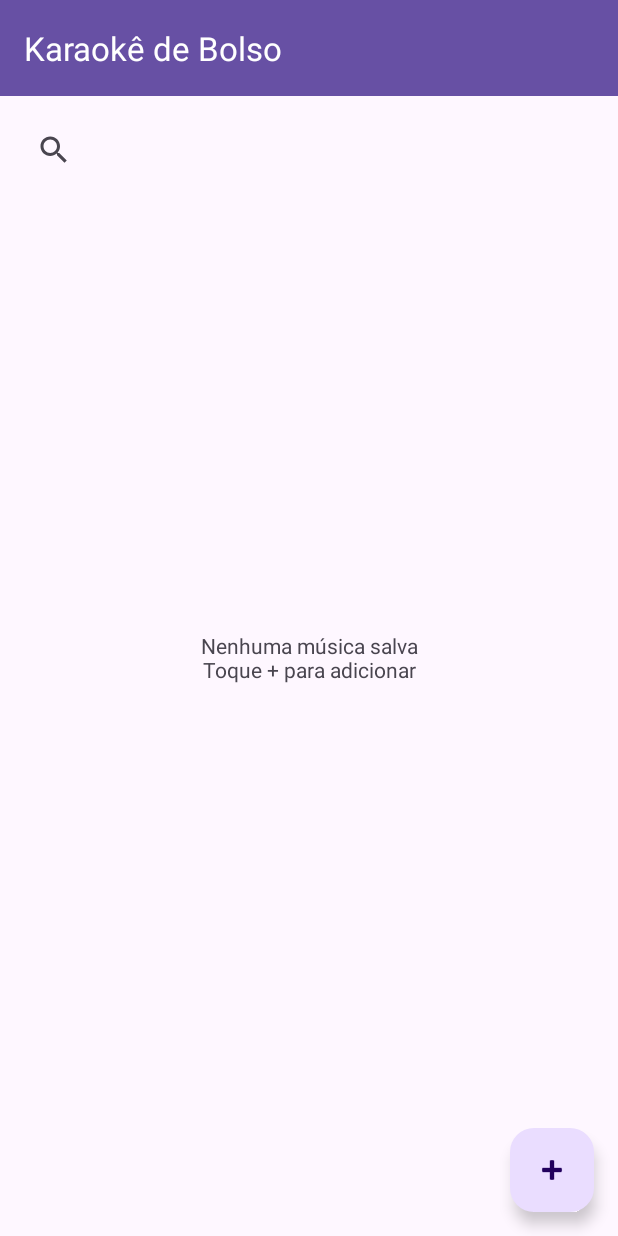
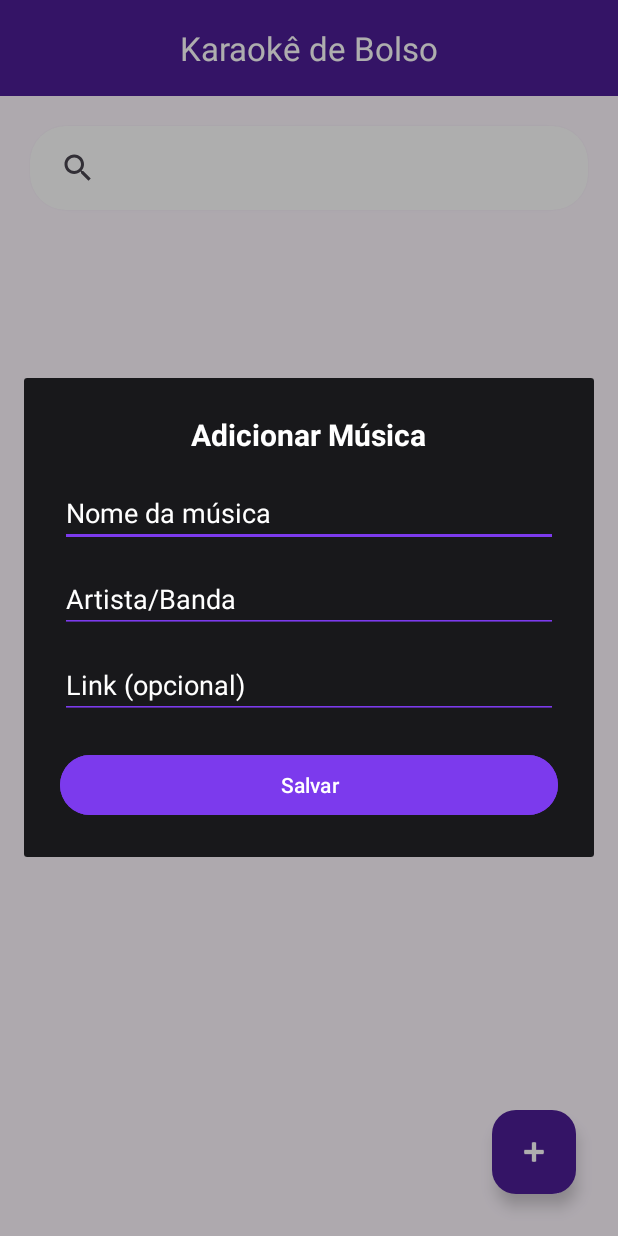
Before and after one commit to marcosordnael/Karaok-de-Bolso, an Android app: the screen it shows after launch (MainActivity), after a tap on "Adicionar música", on a phone screen of 412 x 824 dp. Run offline under Robolectric (Android 15) with nearby library versions, the phone set to English and light mode, and no system bars.

Commit message:
Criação da tela de adicionar música e melhorias visuais: nova paleta dark, ajuste de status bar, strings no resources, layout do formulário, integração do botão +.

```diff
--- /dev/null
+++ b/app/src/main/java/com/marcosdev/karaokdebolso/AddSongDialogFragment.kt
@@ -0,0 +1,52 @@
+package com.marcosdev.karaokdebolso
+
+import android.os.Bundle
+import android.view.LayoutInflater
+import android.view.View
+import android.view.ViewGroup
+import android.widget.Toast
+import androidx.fragment.app.DialogFragment
+import com.marcosdev.karaokdebolso.databinding.AddSongDialogBinding
+
+class AddSongDialogFragment(private val onSongAdded: (title: String, artist: String, link: String) -> Unit) : DialogFragment() {
+    private var _binding: AddSongDialogBinding? = null
+    private val binding get() = _binding!!
+
+    override fun onCreateView(
+        inflater: LayoutInflater, container: ViewGroup?, savedInstanceState: Bundle?
+    ): View? {
+        _binding = AddSongDialogBinding.inflate(inflater, container, false)
+        return binding.root
+    }
+
+    override fun onViewCreated(view: View, savedInstanceState: Bundle?) {
+        super.onViewCreated(view, savedInstanceState)
+        binding.btnSave.setOnClickListener {
+            val title = binding.etTitle.text.toString().trim()
+            val artist = binding.etArtist.text.toString().trim()
+            val link = binding.etLink.text.toString().trim()
+            if (title.isEmpty()) {
+                Toast.makeText(requireContext(), "Informe o nome da música", Toast.LENGTH_SHORT).show()
+                return@setOnClickListener
+            }
+            onSongAdded(title, artist, link)
+            dismiss()
+        }
+    }
+
+    override fun onDestroyView() {
+        super.onDestroyView()
+        _binding = null
+    }
+
+    override fun onStart() {
+        super.onStart()
+        dialog?.window?.setLayout(ViewGroup.LayoutParams.MATCH_PARENT, ViewGroup.LayoutParams.WRAP_CONTENT)
+    }
+
+    companion object {
+        fun newInstance(onSongAdded: (title: String, artist: String, link: String) -> Unit): AddSongDialogFragment {
+            return AddSongDialogFragment(onSongAdded)
+        }
+    }
+}
--- a/app/src/main/java/com/marcosdev/karaokdebolso/MainActivity.kt
+++ b/app/src/main/java/com/marcosdev/karaokdebolso/MainActivity.kt
@@ -1,8 +1,10 @@
 package com.marcosdev.karaokdebolso
 
 import android.os.Bundle
+import android.os.Build
 import androidx.activity.enableEdgeToEdge
 import androidx.appcompat.app.AppCompatActivity
+import androidx.core.content.ContextCompat
 import androidx.core.view.ViewCompat
 import androidx.core.view.WindowInsetsCompat
 import com.marcosdev.karaokdebolso.databinding.ActivityMainBinding
@@ -17,6 +19,9 @@ class MainActivity : AppCompatActivity() {
         binding = ActivityMainBinding.inflate(layoutInflater)
         setContentView(binding.root)
 
+        // Ajusta padding para status bar e navigation bar
+        window.statusBarColor = ContextCompat.getColor(this, R.color.roxo_escuro)
+
         if (savedInstanceState == null) {
             supportFragmentManager.beginTransaction()
                 .replace(R.id.fragment_container, SongListFragment())
--- a/app/src/main/java/com/marcosdev/karaokdebolso/SongListFragment.kt
+++ b/app/src/main/java/com/marcosdev/karaokdebolso/SongListFragment.kt
@@ -10,12 +10,17 @@ import android.widget.Toast
 import androidx.recyclerview.widget.LinearLayoutManager
 import com.marcosdev.karaokdebolso.adapter.SongAdapter
 import com.marcosdev.karaokdebolso.databinding.FragmentSongListBinding
+import androidx.core.view.ViewCompat
+import androidx.core.view.WindowInsetsCompat
+import com.marcosdev.karaokdebolso.model.Song
+import com.marcosdev.karaokdebolso.AddSongDialogFragment
 
 class SongListFragment : Fragment() {
     private var _binding: FragmentSongListBinding? = null
     private val binding get() = _binding!!
 
     private lateinit var adapter: SongAdapter
+    private val songs = mutableListOf<Song>()
 
     override fun onCreateView(
         inflater: LayoutInflater, container: ViewGroup?,
@@ -28,17 +33,28 @@ class SongListFragment : Fragment() {
     override fun onViewCreated(view: View, savedInstanceState: Bundle?) {
         super.onViewCreated(view, savedInstanceState)
 
+        // Ajusta padding para status bar e navigation bar
+        ViewCompat.setOnApplyWindowInsetsListener(binding.songListRoot) { v, insets ->
+            val systemBars = insets.getInsets(WindowInsetsCompat.Type.systemBars())
+            v.setPadding(0, systemBars.top, 0, systemBars.bottom)
+            insets
+        }
+
         binding.recyclerSongs.layoutManager = LinearLayoutManager(requireContext())
         adapter = SongAdapter(
-            emptyList(),
+            songs,
             onItemClick = { /* TODO: ação ao clicar no item */ },
             onLinkClick = { /* TODO: ação ao clicar no link */ }
         )
         binding.recyclerSongs.adapter = adapter
 
         binding.fabAddSong.setOnClickListener {
-            // TODO: navegar para AddEditSongFragment
-            Toast.makeText(requireContext(), "Adicionar música", Toast.LENGTH_SHORT).show()
+            AddSongDialogFragment.newInstance { title, artist, link ->
+                val song = Song(title = title, artist = artist, link = link)
+                songs.add(song)
+                adapter.notifyItemInserted(songs.size - 1)
+                binding.emptyState.visibility = View.GONE
+            }.show(parentFragmentManager, "AddSongDialog")
         }
 
         binding.searchView.setOnQueryTextListener(object : SearchView.OnQueryTextListener {
--- /dev/null
+++ b/app/src/main/res/drawable/bg_empty_state_modern.xml
@@ -0,0 +1,7 @@
+<?xml version="1.0" encoding="utf-8"?>
+<shape xmlns:android="http://schemas.android.com/apk/res/android"
+    android:shape="rectangle">
+    <solid android:color="@color/white"/>
+    <corners android:radius="20dp"/>
+    <stroke android:width="1dp" android:color="@color/roxo_escuro"/>
+</shape>
--- /dev/null
+++ b/app/src/main/res/drawable/bg_searchview_modern.xml
@@ -0,0 +1,7 @@
+<?xml version="1.0" encoding="utf-8"?>
+<shape xmlns:android="http://schemas.android.com/apk/res/android"
+    android:shape="rectangle">
+    <solid android:color="@color/white"/>
+    <corners android:radius="24dp"/>
+    <padding android:left="8dp" android:top="4dp" android:right="8dp" android:bottom="4dp"/>
+</shape>
--- /dev/null
+++ b/app/src/main/res/layout/add_song_dialog.xml
@@ -0,0 +1,63 @@
+<?xml version="1.0" encoding="utf-8"?>
+<LinearLayout xmlns:android="http://schemas.android.com/apk/res/android"
+    android:layout_width="match_parent"
+    android:layout_height="wrap_content"
+    android:orientation="vertical"
+    android:padding="24dp"
+    android:background="@color/fundo_dark">
+
+    <TextView
+        android:layout_width="wrap_content"
+        android:layout_height="wrap_content"
+        android:text="@string/add_song_title"
+        android:textColor="@color/texto_claro"
+        android:textSize="20sp"
+        android:textStyle="bold"
+        android:layout_gravity="center_horizontal"
+        android:paddingBottom="16dp"/>
+
+    <EditText
+        android:id="@+id/etTitle"
+        android:layout_width="match_parent"
+        android:layout_height="wrap_content"
+        android:hint="@string/song_name_hint"
+        android:textColor="@color/texto_claro"
+        android:textColorHint="@color/texto_claro"
+        android:backgroundTint="@color/roxo"
+        android:inputType="textPersonName"
+        android:autofillHints="name"/>
+
+    <EditText
+        android:id="@+id/etArtist"
+        android:layout_width="match_parent"
+        android:layout_height="wrap_content"
+        android:hint="@string/artist_hint"
+        android:textColor="@color/texto_claro"
+        android:textColorHint="@color/texto_claro"
+        android:backgroundTint="@color/roxo"
+        android:inputType="textPersonName"
+        android:layout_marginTop="12dp"
+        android:autofillHints="name"/>
+
+    <EditText
+        android:id="@+id/etLink"
+        android:layout_width="match_parent"
+        android:layout_height="wrap_content"
+        android:hint="@string/link_hint"
+        android:textColor="@color/texto_claro"
+        android:textColorHint="@color/texto_claro"
+        android:backgroundTint="@color/roxo"
+        android:inputType="textUri"
+        android:layout_marginTop="12dp"
+        android:autofillHints="username"/>
+
+    <Button
+        android:id="@+id/btnSave"
+        android:layout_width="match_parent"
+        android:layout_height="wrap_content"
+        android:text="@string/save"
+        android:textColor="@color/texto_claro"
+        android:backgroundTint="@color/roxo"
+        android:layout_marginTop="20dp"/>
+
+</LinearLayout>
--- a/app/src/main/res/layout/fragment_song_list.xml
+++ b/app/src/main/res/layout/fragment_song_list.xml
@@ -6,18 +6,21 @@
     android:id="@+id/songListRoot"
     android:layout_width="match_parent"
     android:layout_height="match_parent"
+    android:fitsSystemWindows="true"
     tools:context="SongListFragment">
 
     <com.google.android.material.appbar.MaterialToolbar
         android:id="@+id/toolbar"
         android:layout_width="0dp"
-        android:layout_height="?attr/actionBarSize"
+        android:layout_height="wrap_content"
         app:title="Karaokê de Bolso"
-        app:titleTextColor="@android:color/white"
+        app:titleCentered="true"
+        app:titleTextColor="@color/texto_claro"
         app:layout_constraintTop_toTopOf="parent"
         app:layout_constraintStart_toStartOf="parent"
         app:layout_constraintEnd_toEndOf="parent"
-        android:background="?attr/colorPrimary"/>
+        android:background="@color/roxo_escuro"
+        android:elevation="4dp"/>
 
     <androidx.appcompat.widget.SearchView
         android:id="@+id/searchView"
@@ -27,7 +30,11 @@
         app:layout_constraintTop_toBottomOf="@id/toolbar"
         app:layout_constraintStart_toStartOf="parent"
         app:layout_constraintEnd_toEndOf="parent"
-        android:layout_margin="12dp"/>
+        android:layout_marginTop="20dp"
+        android:layout_marginStart="20dp"
+        android:layout_marginEnd="20dp"
+        android:background="@drawable/bg_searchview_modern"
+        android:elevation="2dp"/>
 
     <androidx.recyclerview.widget.RecyclerView
         android:id="@+id/recyclerSongs"
@@ -37,7 +44,7 @@
         app:layout_constraintBottom_toTopOf="@+id/fabAddSong"
         app:layout_constraintStart_toStartOf="parent"
         app:layout_constraintEnd_toEndOf="parent"
-        android:padding="8dp"
+        android:padding="12dp"
         tools:listitem="@layout/item_song" />
 
     <TextView
@@ -46,12 +53,15 @@
         android:layout_height="wrap_content"
         android:text="Nenhuma música salva\nToque + para adicionar"
         android:textAlignment="center"
+        android:textColor="@color/texto_escuro"
+        android:textSize="16sp"
+        android:background="@drawable/bg_empty_state_modern"
         app:layout_constraintTop_toBottomOf="@id/searchView"
         app:layout_constraintBottom_toTopOf="@+id/fabAddSong"
         app:layout_constraintStart_toStartOf="parent"
         app:layout_constraintEnd_toEndOf="parent"
         android:visibility="gone"
-        android:padding="16dp"/>
+        android:padding="24dp"/>
 
     <com.google.android.material.floatingactionbutton.FloatingActionButton
         android:id="@+id/fabAddSong"
@@ -61,5 +71,9 @@
         app:srcCompat="@android:drawable/ic_input_add"
         app:layout_constraintBottom_toBottomOf="parent"
         app:layout_constraintEnd_toEndOf="parent"
-        android:layout_margin="16dp"/>
+        android:layout_margin="28dp"
+        app:backgroundTint="@color/roxo_escuro"
+        app:tint="@color/white"
+        app:shapeAppearanceOverlay="@style/Widget.Material3.FloatingActionButton"/>
+
 </androidx.constraintlayout.widget.ConstraintLayout>
--- a/app/src/main/res/layout/item_song.xml
+++ b/app/src/main/res/layout/item_song.xml
@@ -23,7 +23,7 @@
             android:layout_height="wrap_content"
             android:textSize="18sp"
             android:textStyle="bold"
-            android:textColor="@android:color/black"
+            android:textColor="@color/texto_claro"
             tools:text="Bohemian Rhapsody" />
 
         <!-- Cantor/Banda (opcional) -->
@@ -32,7 +32,7 @@
             android:layout_width="match_parent"
             android:layout_height="wrap_content"
             android:textSize="14sp"
-            android:textColor="@android:color/darker_gray"
+            android:textColor="@color/azul_escuro"
             tools:text="Queen" />
 
         <!-- Link (opcional, exibido como 🔗) -->
@@ -41,7 +41,7 @@
             android:layout_width="match_parent"
             android:layout_height="wrap_content"
             android:textSize="13sp"
-            android:textColor="@android:color/holo_blue_dark"
+            android:textColor="@color/azul"
             android:ellipsize="end"
             android:singleLine="true"
             tools:text="https://youtube.com/bohemian_rhapsody" />
--- a/app/src/main/res/values-night/themes.xml
+++ b/app/src/main/res/values-night/themes.xml
@@ -1,6 +1,7 @@
 <resources xmlns:tools="http://schemas.android.com/tools">
     <!-- Base application theme. -->
     <style name="Base.Theme.KaraokêDeBolso" parent="Theme.Material3.DayNight.NoActionBar">
+        <item name="android:statusBarColor">@color/roxo_escuro</item>
         <!-- Customize your dark theme here. -->
         <!-- <item name="colorPrimary">@color/my_dark_primary</item> -->
     </style>
--- a/app/src/main/res/values/colors.xml
+++ b/app/src/main/res/values/colors.xml
@@ -2,4 +2,12 @@
 <resources>
     <color name="black">#FF000000</color>
     <color name="white">#FFFFFFFF</color>
+    <color name="roxo">#FF7C3AED</color>
+    <color name="roxo_escuro">#FF4C1D95</color>
+    <color name="azul">#FF2563EB</color>
+    <color name="azul_escuro">#FF1E40AF</color>
+    <color name="fundo_dark">#FF18181B</color>
+    <color name="texto_claro">#FFFFFFFF</color>
+    <color name="texto_escuro">#FF18181B</color>
+
 </resources>
--- a/app/src/main/res/values/strings.xml
+++ b/app/src/main/res/values/strings.xml
@@ -1,4 +1,9 @@
 <resources>
     <string name="app_name">Karaokê de Bolso</string>
     <string name="add_song">Adicionar música</string>
+    <string name="add_song_title">Adicionar Música</string>
+    <string name="song_name_hint">Nome da música</string>
+    <string name="artist_hint">Artista/Banda</string>
+    <string name="link_hint">Link (opcional)</string>
+    <string name="save">Salvar</string>
 </resources>
--- a/app/src/main/res/values/themes.xml
+++ b/app/src/main/res/values/themes.xml
@@ -1,9 +1,19 @@
 <resources xmlns:tools="http://schemas.android.com/tools">
     <!-- Base application theme. -->
     <style name="Base.Theme.KaraokêDeBolso" parent="Theme.Material3.DayNight.NoActionBar">
+        <item name="android:statusBarColor">@color/roxo_escuro</item>
         <!-- Customize your light theme here. -->
         <!-- <item name="colorPrimary">@color/my_light_primary</item> -->
     </style>
 
     <style name="Theme.KaraokêDeBolso" parent="Base.Theme.KaraokêDeBolso" />
+
+    <style name="Widget.Material3.FloatingActionButton" parent="Widget.MaterialComponents.FloatingActionButton">
+        <item name="shapeAppearanceOverlay">@style/ShapeAppearance.Material3.Corner.Full</item>
+        <item name="elevation">8dp</item>
+    </style>
+    <style name="ShapeAppearance.Material3.Corner.Full" parent="ShapeAppearance.MaterialComponents.SmallComponent">
+        <item name="cornerFamily">rounded</item>
+        <item name="cornerSize">50%</item>
+    </style>
 </resources>
```
Also changed, not shown: 1 other file.
